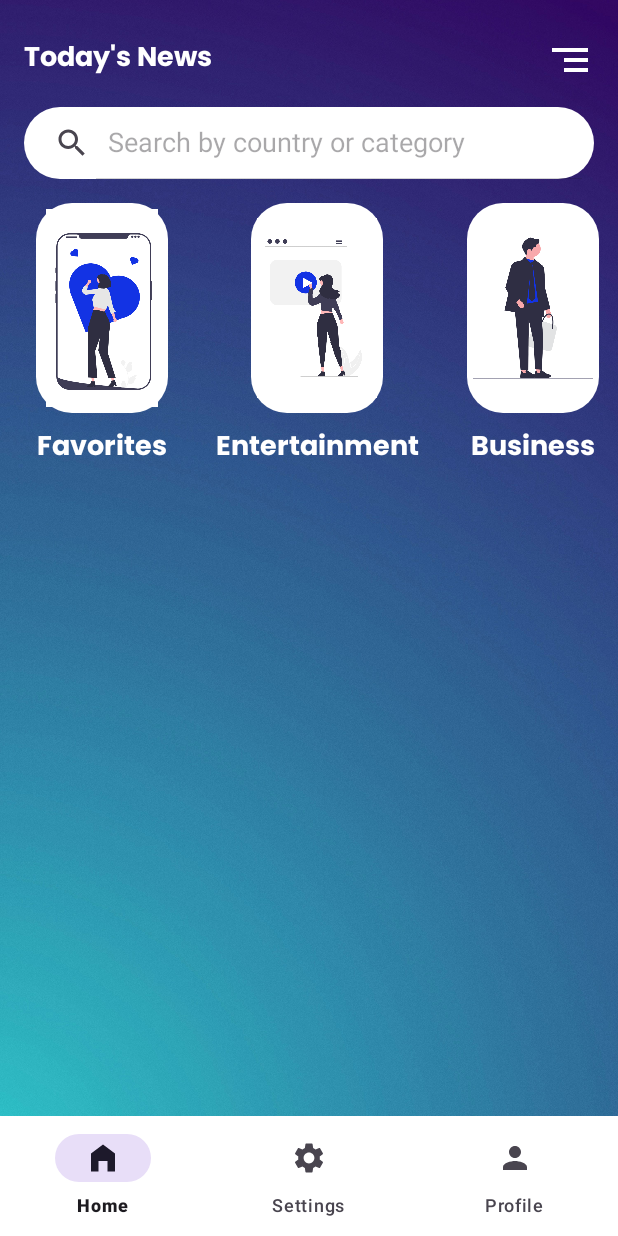
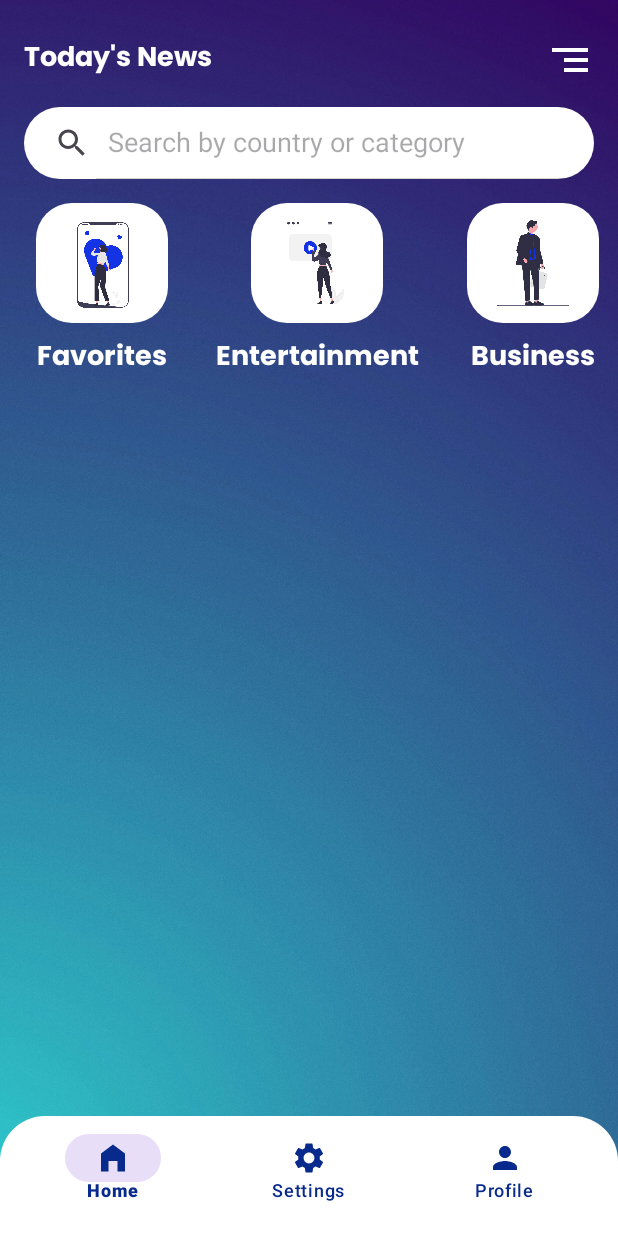
Before and after one commit to Dinabdullah/What-Now, an Android app: the MainActivity screen opened directly, with no data from a screen before it, on a phone screen of 412 x 824 dp. Run offline under Robolectric (Android 15) with nearby library versions, the phone set to English and light mode, and no system bars; pictures from the network do not load; 1 statement that could not run was skipped.

Commit message:
bottom nav edit & category

```diff
--- /dev/null
+++ b/app/src/main/res/drawable/rounded_bottom_nav.xml
@@ -0,0 +1,11 @@
+<?xml version="1.0" encoding="utf-8"?>
+<shape xmlns:android="http://schemas.android.com/apk/res/android"
+    android:shape="rectangle">
+
+    <corners android:topRightRadius="30dp" android:topLeftRadius="30dp"/>
+
+    <solid android:color="@color/white"/>
+
+    <padding android:left="10dp" android:right="10dp" android:bottom="10dp"/>
+
+</shape>
--- a/app/src/main/res/layout/activity_main.xml
+++ b/app/src/main/res/layout/activity_main.xml
@@ -6,7 +6,8 @@
     xmlns:tools="http://schemas.android.com/tools"
     android:layout_width="match_parent"
     android:layout_height="match_parent"
-    android:fillViewport="true">
+    android:fillViewport="true"
+    android:clipToPadding="false">
 
     <LinearLayout
         android:layout_width="match_parent"
@@ -38,7 +39,7 @@
                 android:src="@drawable/ic_menu"
                 app:layout_constraintBottom_toBottomOf="@id/tv"
                 app:layout_constraintEnd_toEndOf="parent"
-                app:layout_constraintTop_toTopOf="@+id/tv" />
+                app:layout_constraintTop_toTopOf="@id/tv" />
 
             <androidx.cardview.widget.CardView
                 android:id="@+id/search_card"
@@ -113,7 +114,7 @@
                     <androidx.recyclerview.widget.RecyclerView
                         android:id="@+id/news_list"
                         android:layout_width="match_parent"
-                        android:layout_height="wrap_content"
+                        android:layout_height="200dp"
                         app:layoutManager="androidx.recyclerview.widget.LinearLayoutManager"
                         tools:listitem="@layout/artical_list_item" />
 
@@ -131,23 +132,23 @@
 
             </FrameLayout>
 
-
-                <!-- Your existing views here -->
-
             <com.google.android.material.bottomnavigation.BottomNavigationView
                 android:id="@+id/bottom_navigation"
                 android:layout_width="match_parent"
-                android:layout_height="wrap_content"
+                android:layout_height="80dp"
                 android:layout_gravity="bottom"
-
-                android:background="?android:attr/windowBackground"
+                android:elevation="10dp"
+                android:outlineAmbientShadowColor="@color/blue"
                 app:layout_constraintBottom_toBottomOf="parent"
                 app:layout_constraintEnd_toEndOf="parent"
                 app:layout_constraintStart_toStartOf="parent"
+                app:itemIconTint="@color/blue"
+                android:background="@drawable/rounded_bottom_nav"
+                app:itemTextColor="@color/blue"
                 app:menu="@menu/bottom_nav_menu" />
 
-            </androidx.constraintlayout.widget.ConstraintLayout>
 
+        </androidx.constraintlayout.widget.ConstraintLayout>
 
     </LinearLayout>
 
--- a/app/src/main/res/layout/category_list_item.xml
+++ b/app/src/main/res/layout/category_list_item.xml
@@ -10,7 +10,7 @@
     <androidx.cardview.widget.CardView
 
         android:layout_width="88dp"
-        android:layout_height="140dp"
+        android:layout_height="80dp"
         android:layout_gravity="center"
         android:layout_marginStart="16dp"
         android:layout_marginTop="8dp"
```
